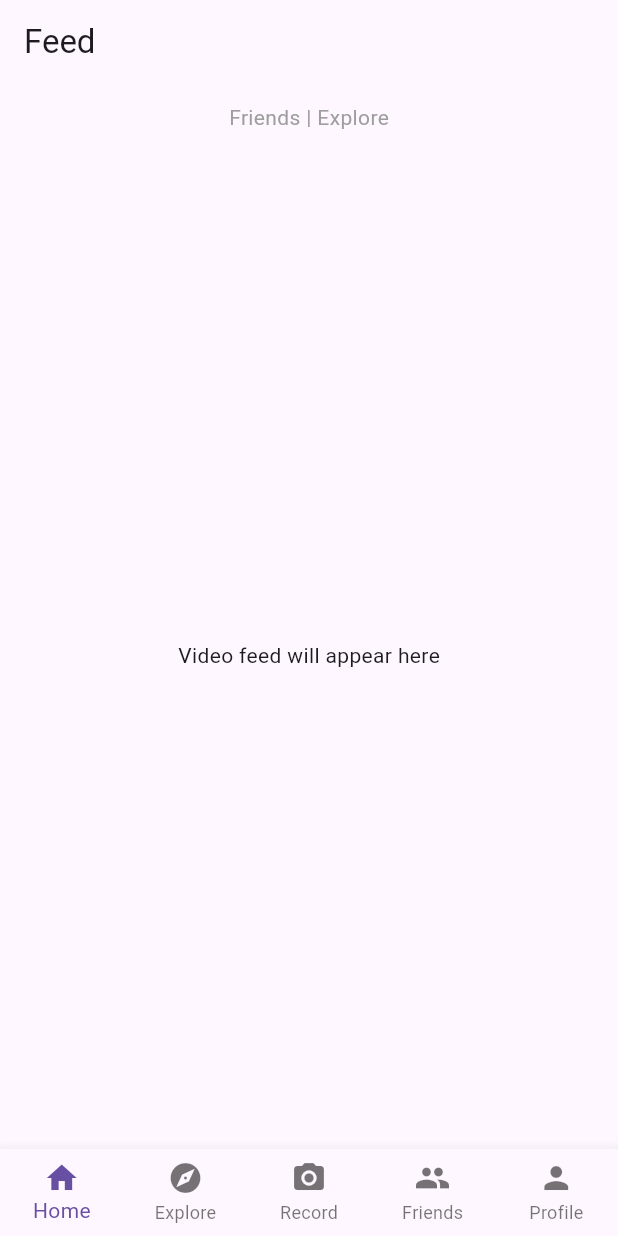
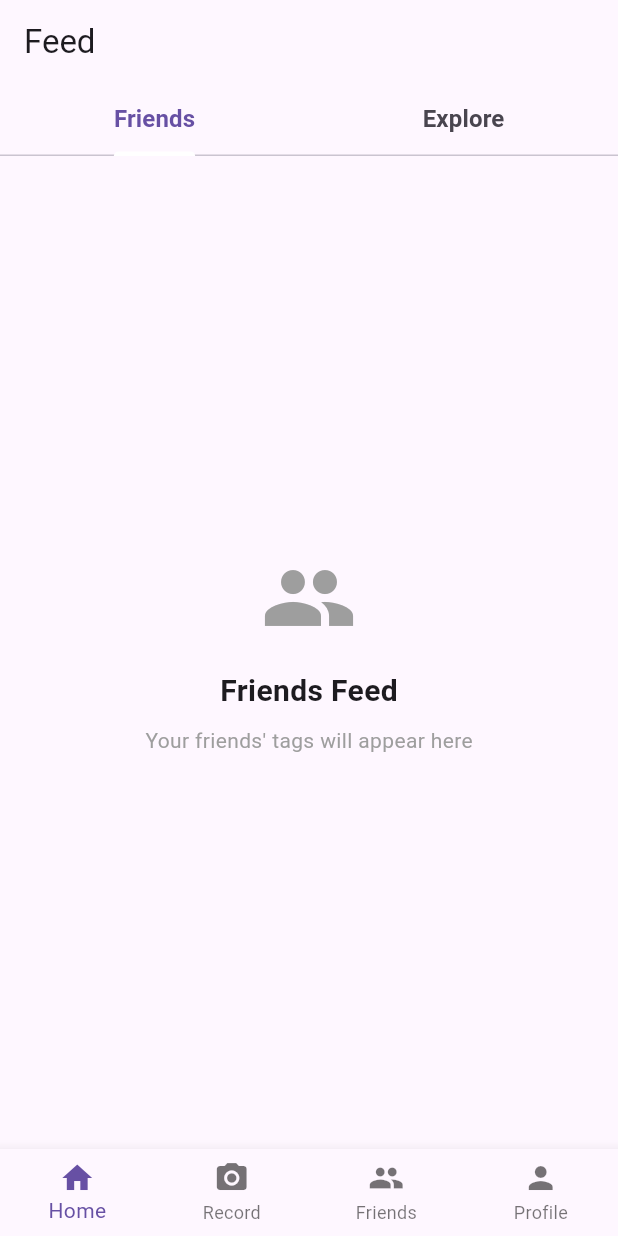
Before and after one commit to sanyalarindam/TagApp, a Flutter app: the screen it shows after launch, on a phone screen of 412 x 824 dp. Run offline on Flutter 3.47's test engine with Material 3 defaults, Android fonts, the phone set to English and light mode, and no system bars.

Commit message:
Removed Explore tab on bottom bar

```diff
--- a/app_flutter/lib/main.dart
+++ b/app_flutter/lib/main.dart
@@ -1,6 +1,5 @@
 import 'package:flutter/material.dart';
 import 'screens/home_screen.dart';
-import 'screens/explore_screen.dart';
 import 'screens/friends_screen.dart';
 import 'screens/camera_screen.dart';
 import 'screens/profile_screen.dart';
@@ -29,7 +28,6 @@ class _MainTabsState extends State<MainTabs> {
   int _currentIndex = 0;
   final List<Widget> _screens = [
     HomeScreen(),
-    ExploreScreen(),
     CameraScreen(),
     FriendsScreen(),
     ProfileScreen(),
@@ -45,8 +43,8 @@ class _MainTabsState extends State<MainTabs> {
         onTap: (i) => setState(() => _currentIndex = i),
         items: [
           BottomNavigationBarItem(icon: Icon(Icons.home), label: 'Home'),
-          BottomNavigationBarItem(icon: Icon(Icons.explore), label: 'Explore'),
-          BottomNavigationBarItem(icon: Icon(Icons.camera_alt), label: 'Record'),
+          BottomNavigationBarItem(
+              icon: Icon(Icons.camera_alt), label: 'Record'),
           BottomNavigationBarItem(icon: Icon(Icons.people), label: 'Friends'),
           BottomNavigationBarItem(icon: Icon(Icons.person), label: 'Profile'),
         ],
--- a/app_flutter/lib/screens/home_screen.dart
+++ b/app_flutter/lib/screens/home_screen.dart
@@ -1,23 +1,106 @@
 import 'package:flutter/material.dart';
 
-class HomeScreen extends StatelessWidget {
+class HomeScreen extends StatefulWidget {
+  @override
+  _HomeScreenState createState() => _HomeScreenState();
+}
+
+class _HomeScreenState extends State<HomeScreen>
+    with SingleTickerProviderStateMixin {
+  late PageController _pageController;
+  late TabController _tabController;
+
+  @override
+  void initState() {
+    super.initState();
+    _pageController = PageController();
+    _tabController = TabController(length: 2, vsync: this);
+  }
+
+  @override
+  void dispose() {
+    _pageController.dispose();
+    _tabController.dispose();
+    super.dispose();
+  }
+
+  void _onPageChanged(int index) {
+    setState(() {
+      _tabController.index = index;
+    });
+  }
+
+  void _onTabTapped(int index) {
+    _pageController.animateToPage(
+      index,
+      duration: Duration(milliseconds: 300),
+      curve: Curves.easeInOut,
+    );
+  }
+
   @override
   Widget build(BuildContext context) {
     return SafeArea(
       child: Scaffold(
-        appBar: AppBar(title: Text('Feed')),
-        body: Center(
-          child: Column(
-            mainAxisAlignment: MainAxisAlignment.start,
-            children: [
-              SizedBox(height: 12),
-              Text('Friends | Explore', style: TextStyle(color: Colors.grey)),
-              SizedBox(height: 20),
-              Expanded(
-                child: Center(child: Text('Video feed will appear here')),
-              )
-            ],
+        appBar: AppBar(
+          title: Text('Feed'),
+          bottom: PreferredSize(
+            preferredSize: Size.fromHeight(48.0),
+            child: TabBar(
+              controller: _tabController,
+              onTap: _onTabTapped,
+              tabs: [
+                Tab(text: 'Friends'),
+                Tab(text: 'Explore'),
+              ],
+              indicatorColor: Colors.white,
+              labelStyle: TextStyle(fontSize: 16, fontWeight: FontWeight.bold),
+            ),
           ),
+        ),
+        body: PageView(
+          controller: _pageController,
+          onPageChanged: _onPageChanged,
+          children: [
+            // Friends Feed
+            Center(
+              child: Column(
+                mainAxisAlignment: MainAxisAlignment.center,
+                children: [
+                  Icon(Icons.people, size: 64, color: Colors.grey),
+                  SizedBox(height: 16),
+                  Text(
+                    'Friends Feed',
+                    style: TextStyle(fontSize: 20, fontWeight: FontWeight.bold),
+                  ),
+                  SizedBox(height: 8),
+                  Text(
+                    'Your friends\' tags will appear here',
+                    style: TextStyle(color: Colors.grey),
+                  ),
+                ],
+              ),
+            ),
+            // Explore Feed
+            Center(
+              child: Column(
+                mainAxisAlignment: MainAxisAlignment.center,
+                children: [
+                  Icon(Icons.explore, size: 64, color: Colors.grey),
+                  SizedBox(height: 16),
+                  Text(
+                    'Explore Feed',
+                    style: TextStyle(fontSize: 20, fontWeight: FontWeight.bold),
+                  ),
+                  SizedBox(height: 8),
+                  Text(
+                    'Public challenges will appear here',
+                    style: TextStyle(color: Colors.grey),
+                  ),
+                ],
+              ),
+            ),
+          ],
         ),
       ),
     );
```
Also changed, not shown: app_flutter/lib/widgets/home_section.dart (added, +75 -0 lines).
